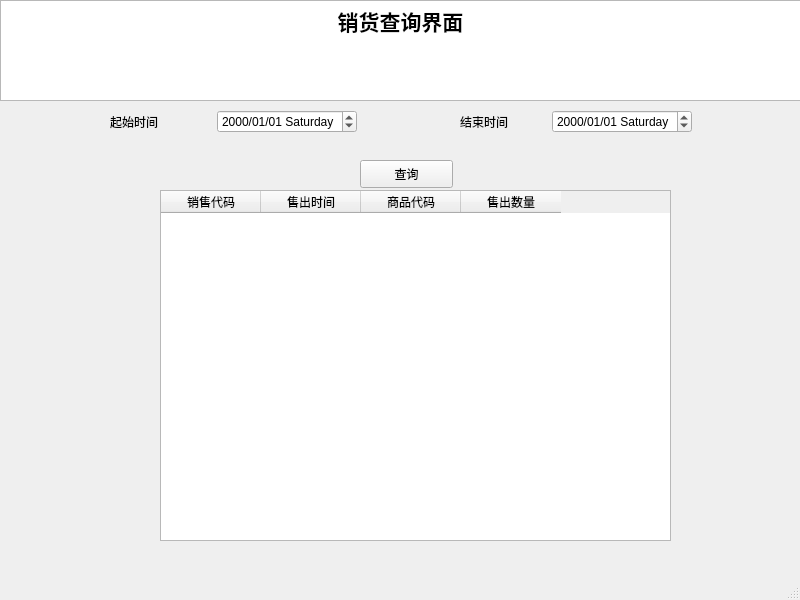
Qt form QtUI/UI/SaleSearchWindow.ui (A-Kaga/SuperMarket) before a commit.
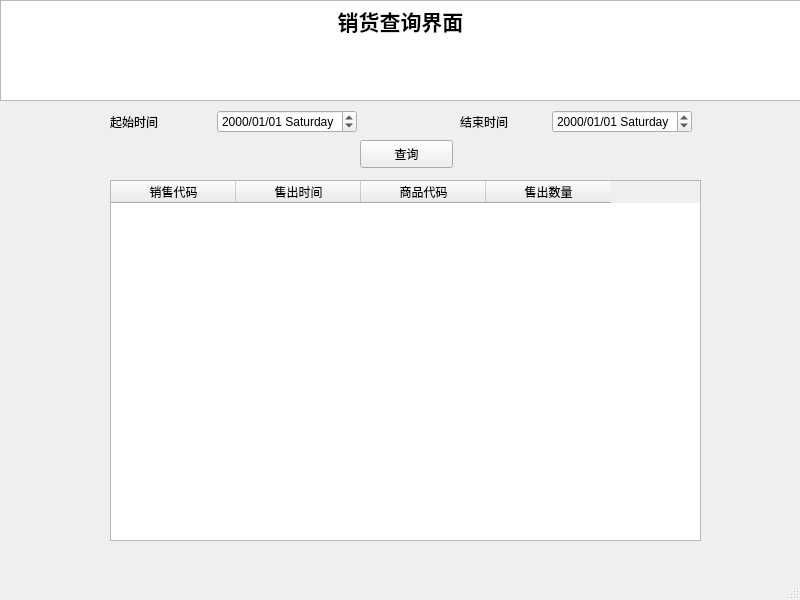
The same form after that commit.

What changed in the file:
```diff
--- a/QtUI/UI/SaleSearchWindow.ui
+++ b/QtUI/UI/SaleSearchWindow.ui
@@ -34,10 +34,10 @@
    <widget class="QTableWidget" name="tableWidget">
     <property name="geometry">
      <rect>
-      <x>160</x>
-      <y>190</y>
-      <width>511</width>
-      <height>351</height>
+      <x>110</x>
+      <y>180</y>
+      <width>591</width>
+      <height>361</height>
      </rect>
     </property>
     <property name="columnCount">
@@ -47,7 +47,22 @@
      <bool>true</bool>
     </attribute>
     <attribute name="horizontalHeaderCascadingSectionResizes">
-     <bool>false</bool>
+     <bool>true</bool>
+    </attribute>
+    <attribute name="horizontalHeaderDefaultSectionSize">
+     <number>125</number>
+    </attribute>
+    <attribute name="horizontalHeaderHighlightSections">
+     <bool>true</bool>
+    </attribute>
+    <attribute name="horizontalHeaderMinimumSectionSize">
+     <number>31</number>
+    </attribute>
+    <attribute name="verticalHeaderCascadingSectionResizes">
+     <bool>true</bool>
+    </attribute>
+    <attribute name="verticalHeaderDefaultSectionSize">
+     <number>37</number>
     </attribute>
     <column>
      <property name="text">
@@ -126,7 +141,7 @@
     <property name="geometry">
      <rect>
       <x>360</x>
-      <y>160</y>
+      <y>140</y>
       <width>93</width>
       <height>28</height>
      </rect>
```
